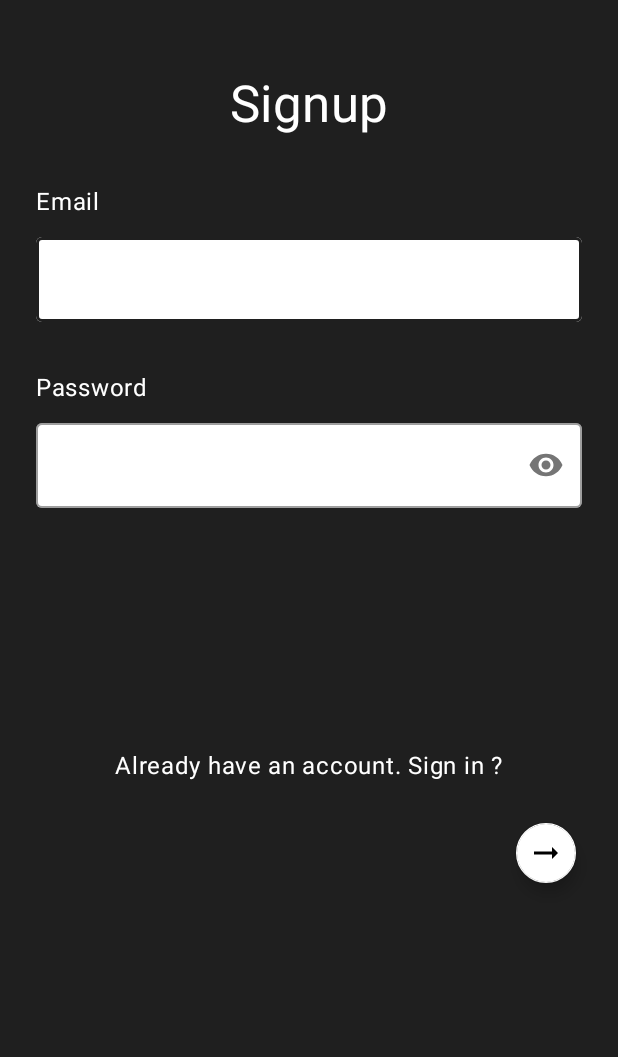
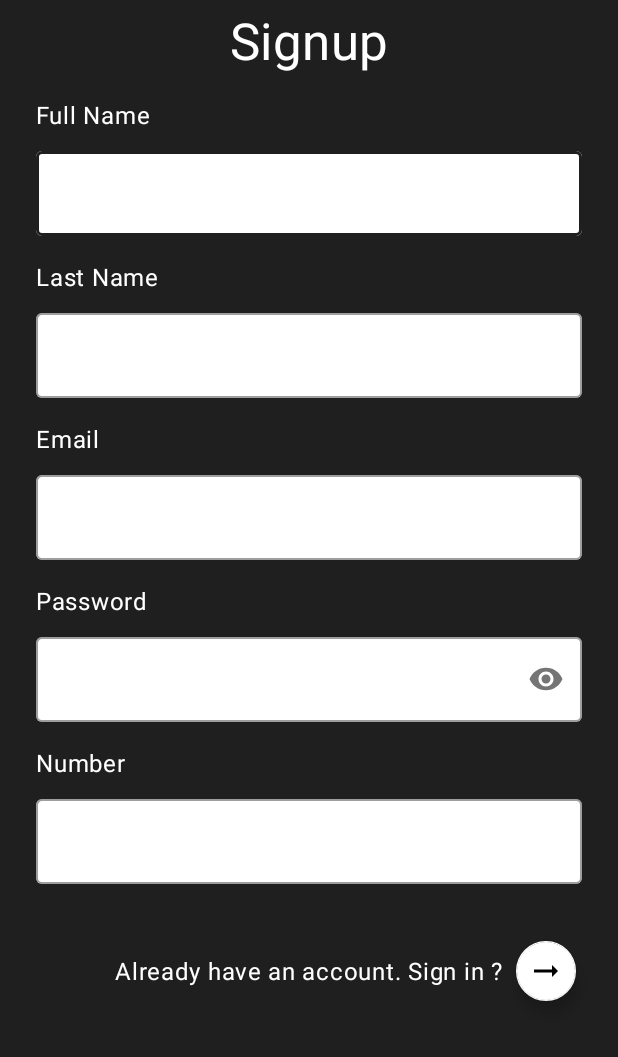
Before and after one commit to arsalanfakhar/Seklo, an Android app: the SignupActivity screen opened directly, with no data from a screen before it, on a phone screen of 412 x 824 dp, the part 179-1236 px from its top. Run offline under Robolectric (Android 15) with nearby library versions, the phone set to English and light mode, and no system bars.

Commit message:
updated signup ui

```diff
--- a/app/build.gradle
+++ b/app/build.gradle
@@ -43,14 +43,10 @@ dependencies {
     //Material Library
     implementation 'com.google.android.material:material:1.1.0'
 
-    def lifecycle_version = "2.2.0"
-    // ViewModel
-    implementation "androidx.lifecycle:lifecycle-viewmodel:$lifecycle_version"
-    // LiveData
-    implementation "androidx.lifecycle:lifecycle-livedata:$lifecycle_version"
-
-    // alternately - if using Java8, use the following instead of lifecycle-compiler
-    implementation "androidx.lifecycle:lifecycle-common-java8:$lifecycle_version"
+    def lifecycle_version = "2.1.0"
+    // ViewModel and LiveData
+    implementation "androidx.lifecycle:lifecycle-extensions:$lifecycle_version"
+    annotationProcessor "androidx.lifecycle:lifecycle-compiler:$lifecycle_version"
 
     //Navigation graph
     implementation 'androidx.navigation:navigation-fragment:2.3.0'
--- a/app/src/main/res/layout/activity_signup.xml
+++ b/app/src/main/res/layout/activity_signup.xml
@@ -1,5 +1,6 @@
 <?xml version="1.0" encoding="utf-8"?>
-<androidx.constraintlayout.widget.ConstraintLayout xmlns:android="http://schemas.android.com/apk/res/android"
+<androidx.constraintlayout.widget.ConstraintLayout
+    xmlns:android="http://schemas.android.com/apk/res/android"
     xmlns:app="http://schemas.android.com/apk/res-auto"
     xmlns:tools="http://schemas.android.com/tools"
     android:layout_width="match_parent"
@@ -28,7 +29,7 @@
         android:layout_width="wrap_content"
         android:layout_height="wrap_content"
         android:orientation="horizontal"
-        app:layout_constraintGuide_percent="0.2" />
+        app:layout_constraintGuide_percent="0.15" />
 
     <TextView
         android:id="@+id/textView2"
@@ -45,9 +46,8 @@
         android:layout_width="wrap_content"
         android:layout_height="wrap_content"
         android:layout_marginStart="24dp"
-        android:layout_marginLeft="24dp"
-        android:layout_marginTop="32dp"
-        android:text="Email"
+        android:layout_marginTop="16dp"
+        android:text="Full Name"
         android:textAppearance="@style/TextAppearance.MaterialComponents.Body1"
         app:layout_constraintStart_toStartOf="parent"
         app:layout_constraintTop_toBottomOf="@+id/textView2" />
@@ -66,6 +66,7 @@
         app:layout_constraintTop_toBottomOf="@+id/textView3">
 
         <com.google.android.material.textfield.TextInputEditText
+            android:id="@+id/fullName"
             android:layout_width="match_parent"
             android:layout_height="match_parent"
             android:inputType="text" />
@@ -75,8 +76,8 @@
         android:id="@+id/textView4"
         android:layout_width="wrap_content"
         android:layout_height="wrap_content"
-        android:layout_marginTop="32dp"
-        android:text="Password"
+        android:layout_marginTop="16dp"
+        android:text="Last Name"
         android:textAppearance="@style/TextAppearance.MaterialComponents.Body1"
         app:layout_constraintStart_toStartOf="@+id/textView3"
         app:layout_constraintTop_toBottomOf="@+id/textInputLayout" />
@@ -90,36 +91,122 @@
         app:boxBackgroundColor="@color/white"
         app:layout_constraintEnd_toEndOf="@+id/textInputLayout"
         app:layout_constraintStart_toStartOf="@+id/textInputLayout"
-        app:layout_constraintTop_toBottomOf="@+id/textView4"
+        app:layout_constraintTop_toBottomOf="@+id/textView4">
+
+        <com.google.android.material.textfield.TextInputEditText
+            android:id="@+id/lastName"
+            android:layout_width="match_parent"
+            android:layout_height="match_parent"
+            android:inputType="text" />
+    </com.google.android.material.textfield.TextInputLayout>
+
+    <TextView
+        android:id="@+id/textView31"
+        android:layout_width="wrap_content"
+        android:layout_height="wrap_content"
+        android:layout_marginTop="16dp"
+        android:text="Email"
+        android:textAppearance="@style/TextAppearance.MaterialComponents.Body1"
+        app:layout_constraintStart_toStartOf="@+id/textInputLayout1"
+        app:layout_constraintTop_toBottomOf="@+id/textInputLayout1" />
+
+    <com.google.android.material.textfield.TextInputLayout
+        android:id="@+id/textInputLayout2"
+        style="@style/Widget.MaterialComponents.TextInputLayout.OutlinedBox"
+        android:layout_width="0dp"
+        android:layout_height="wrap_content"
+        android:layout_marginTop="8dp"
+        app:boxBackgroundColor="@color/white"
+        app:layout_constraintEnd_toEndOf="@+id/textInputLayout1"
+        app:layout_constraintStart_toStartOf="@+id/textInputLayout1"
+        app:layout_constraintTop_toBottomOf="@+id/textView31"
+        >
+
+        <com.google.android.material.textfield.TextInputEditText
+            android:id="@+id/email"
+            android:layout_width="match_parent"
+            android:layout_height="match_parent"
+            android:inputType="text" />
+    </com.google.android.material.textfield.TextInputLayout>
+
+    <TextView
+        android:id="@+id/signinHintTxt"
+        android:layout_width="wrap_content"
+        android:layout_height="wrap_content"
+        android:text="Already have an account. Sign in ?"
+        android:textAppearance="@style/TextAppearance.MaterialComponents.Body1"
+        app:layout_constraintBottom_toBottomOf="parent"
+        app:layout_constraintEnd_toEndOf="parent"
+        app:layout_constraintStart_toStartOf="parent"
+        app:layout_constraintTop_toBottomOf="@+id/textInputLayout4" />
+
+    <com.google.android.material.floatingactionbutton.FloatingActionButton
+        android:id="@+id/signupBtn"
+        android:layout_width="wrap_content"
+        android:layout_height="wrap_content"
+        android:clickable="true"
+        app:backgroundTint="@color/white"
+        app:fabSize="mini"
+        app:layout_constraintBottom_toBottomOf="parent"
+        app:layout_constraintEnd_toEndOf="@+id/textInputLayout1"
+        app:layout_constraintTop_toBottomOf="@+id/textInputLayout4"
+        app:srcCompat="@drawable/ic_next_arrow" />
+
+    <TextView
+        android:id="@+id/textView32"
+        android:layout_width="wrap_content"
+        android:layout_height="wrap_content"
+        android:layout_marginTop="16dp"
+        android:text="Password"
+        android:textAppearance="@style/TextAppearance.MaterialComponents.Body1"
+        app:layout_constraintStart_toStartOf="@+id/textInputLayout2"
+        app:layout_constraintTop_toBottomOf="@+id/textInputLayout2" />
+
+    <com.google.android.material.textfield.TextInputLayout
+        android:id="@+id/textInputLayout3"
+        style="@style/Widget.MaterialComponents.TextInputLayout.OutlinedBox"
+        android:layout_width="0dp"
+        android:layout_height="wrap_content"
+        android:layout_marginTop="8dp"
+        app:boxBackgroundColor="@color/white"
+        app:layout_constraintEnd_toEndOf="@+id/textInputLayout1"
+        app:layout_constraintStart_toStartOf="@+id/textInputLayout1"
+        app:layout_constraintTop_toBottomOf="@+id/textView32"
         app:passwordToggleEnabled="true">
 
         <com.google.android.material.textfield.TextInputEditText
+            android:id="@+id/password"
             android:layout_width="match_parent"
             android:layout_height="match_parent"
             android:inputType="textPassword" />
     </com.google.android.material.textfield.TextInputLayout>
 
     <TextView
-        android:id="@+id/signinHintTxt"
+        android:id="@+id/textView33"
         android:layout_width="wrap_content"
         android:layout_height="wrap_content"
-        android:layout_marginBottom="24dp"
-        android:text="Already have an account. Sign in ?"
+        android:layout_marginTop="16dp"
+        android:text="Number"
         android:textAppearance="@style/TextAppearance.MaterialComponents.Body1"
-        app:layout_constraintBottom_toBottomOf="parent"
-        app:layout_constraintEnd_toEndOf="parent"
-        app:layout_constraintStart_toStartOf="parent"
-        app:layout_constraintTop_toBottomOf="@+id/textInputLayout1" />
+        app:layout_constraintStart_toStartOf="@+id/textInputLayout3"
+        app:layout_constraintTop_toBottomOf="@+id/textInputLayout3" />
 
-    <com.google.android.material.floatingactionbutton.FloatingActionButton
-        android:id="@+id/signupBtn"
-        android:layout_width="wrap_content"
+    <com.google.android.material.textfield.TextInputLayout
+        android:id="@+id/textInputLayout4"
+        style="@style/Widget.MaterialComponents.TextInputLayout.OutlinedBox"
+        android:layout_width="0dp"
         android:layout_height="wrap_content"
-        android:layout_marginTop="24dp"
-        android:clickable="true"
-        app:backgroundTint="@color/white"
-        app:fabSize="mini"
+        android:layout_marginTop="8dp"
+        app:boxBackgroundColor="@color/white"
         app:layout_constraintEnd_toEndOf="@+id/textInputLayout1"
-        app:layout_constraintTop_toBottomOf="@+id/signinHintTxt"
-        app:srcCompat="@drawable/ic_next_arrow" />
+        app:layout_constraintStart_toStartOf="@+id/textInputLayout1"
+        app:layout_constraintTop_toBottomOf="@+id/textView33">
+
+        <com.google.android.material.textfield.TextInputEditText
+            android:id="@+id/number"
+            android:layout_width="match_parent"
+            android:layout_height="match_parent"
+            android:inputType="number" />
+    </com.google.android.material.textfield.TextInputLayout>
+
 </androidx.constraintlayout.widget.ConstraintLayout>
```
